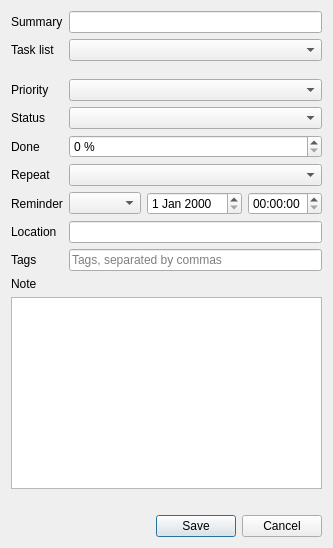
Above: src/chrono_mail/ui/forms/task_editor.ui from rob-vandenberg/chrono-mail before the change. Below: the same form after it.
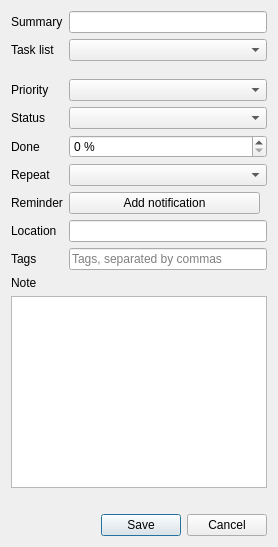
That is the form after the change.

Commit message: A task's reminders are the rows of an appointment, every reminder is shown and kept, and a row can be at a set time

Patch:
```diff
--- a/src/chrono_mail/ui/forms/task_editor.ui
+++ b/src/chrono_mail/ui/forms/task_editor.ui
@@ -104,15 +104,27 @@
       </widget>
      </item>
      <item row="8" column="1">
-      <layout class="QHBoxLayout" name="reminderRow" stretch="1,0,0">
+      <layout class="QVBoxLayout" name="reminderPart">
        <item>
-        <widget class="QComboBox" name="reminder" />
+        <layout class="QVBoxLayout" name="reminderRows" />
        </item>
        <item>
-        <widget class="QDateEdit" name="reminderDate" />
-       </item>
-       <item>
-        <widget class="QTimeEdit" name="reminderTime" />
+        <layout class="QHBoxLayout" name="reminderButtons">
+         <item>
+          <widget class="QPushButton" name="addReminder">
+           <property name="text">
+            <string>Add notification</string>
+           </property>
+          </widget>
+         </item>
+         <item>
+          <spacer name="reminderRest">
+           <property name="orientation">
+            <enum>Qt::Horizontal</enum>
+           </property>
+          </spacer>
+         </item>
+        </layout>
        </item>
       </layout>
      </item>
```
Left out of the diff: 2 changed lines with no effect on the pictures. The commit also changes 12 other files.
